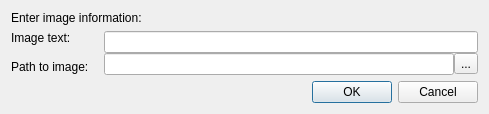
This is ui/add_image_dialog.ui in lasest/manuwrite as Qt 5 draws it before an edit. The edited form follows.
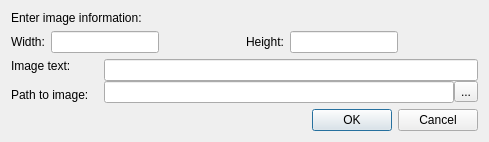
This is the edited form.

Diff of the .ui file:
```diff
--- a/ui/add_image_dialog.ui
+++ b/ui/add_image_dialog.ui
@@ -9,7 +9,7 @@
    <rect>
     <x>0</x>
     <y>0</y>
-    <width>490</width>
+    <width>539</width>
     <height>207</height>
    </rect>
   </property>
@@ -36,6 +36,70 @@
      </property>
     </widget>
    </item>
+   <item>
+    <layout class="QHBoxLayout" name="horizontalLayout_4">
+     <item>
+      <widget class="QLabel" name="WidthLabel">
+       <property name="text">
+        <string>Width:</string>
+       </property>
+      </widget>
+     </item>
+     <item>
+      <widget class="QLineEdit" name="WidthLineEdit">
+       <property name="sizePolicy">
+        <sizepolicy hsizetype="Maximum" vsizetype="Fixed">
+         <horstretch>0</horstretch>
+         <verstretch>0</verstretch>
+        </sizepolicy>
+       </property>
+      </widget>
+     </item>
+     <item>
+      <spacer name="horizontalSpacer_2">
+       <property name="orientation">
+        <enum>Qt::Horizontal</enum>
+       </property>
+       <property name="sizeHint" stdset="0">
+        <size>
+         <width>40</width>
+         <height>20</height>
+        </size>
+       </property>
+      </spacer>
+     </item>
+     <item>
+      <widget class="QLabel" name="HeightLabel">
+       <property name="text">
+        <string>Height:</string>
+       </property>
+      </widget>
+     </item>
+     <item>
+      <widget class="QLineEdit" name="HeightLineEdit">
+       <property name="sizePolicy">
+        <sizepolicy hsizetype="Maximum" vsizetype="Fixed">
+         <horstretch>0</horstretch>
+         <verstretch>0</verstretch>
+        </sizepolicy>
+       </property>
+      </widget>
+     </item>
+     <item>
+      <spacer name="horizontalSpacer">
+       <property name="orientation">
+        <enum>Qt::Horizontal</enum>
+       </property>
+       <property name="sizeHint" stdset="0">
+        <size>
+         <width>40</width>
+         <height>20</height>
+        </size>
+       </property>
+      </spacer>
+     </item>
+    </layout>
+   </item>
    <item>
     <layout class="QHBoxLayout" name="horizontalLayout">
      <property name="spacing">
```
